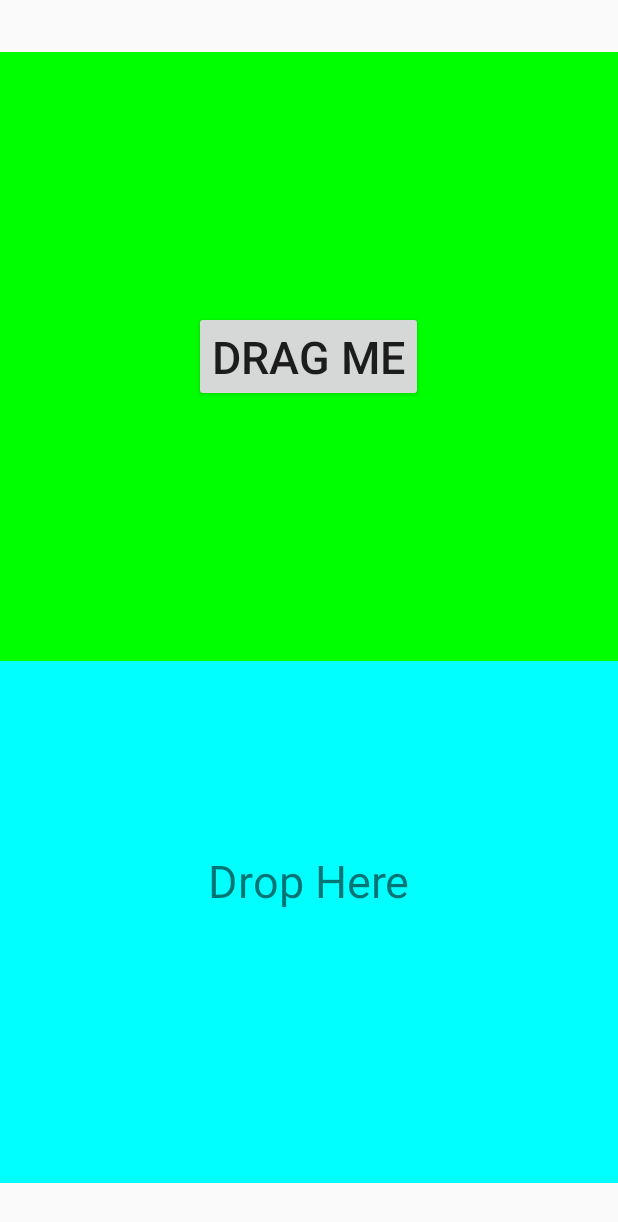
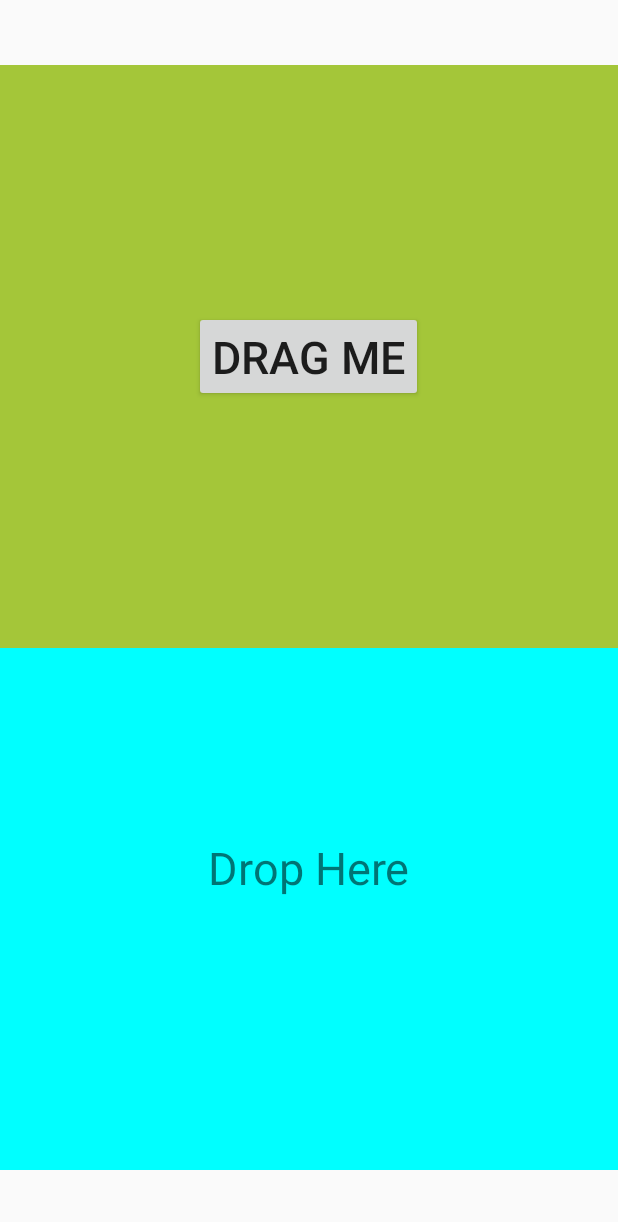
Before and after one commit to khumair/Learnmixer, an Android app: the screen it shows after launch (MainActivity), on a phone screen of 412 x 824 dp. Shown: the top 1222 px of the screen. Run offline under Robolectric (Android 15) with nearby library versions, the phone set to English and light mode, and no system bars.

Commit message:
Color changing

```diff
--- a/app/src/main/res/layout/activity_main.xml
+++ b/app/src/main/res/layout/activity_main.xml
@@ -11,9 +11,9 @@
         android:layout_width="match_parent"
         android:layout_height="400px"
         android:gravity="center"
-        android:background="#00ff00"
+        android:background="#A4C639"
         android:orientation="vertical"
-        android:layout_weight="0.48">
+        android:layout_weight="0.42">
         <Button
             android:layout_width="wrap_content"
             android:layout_height="wrap_content"
```
